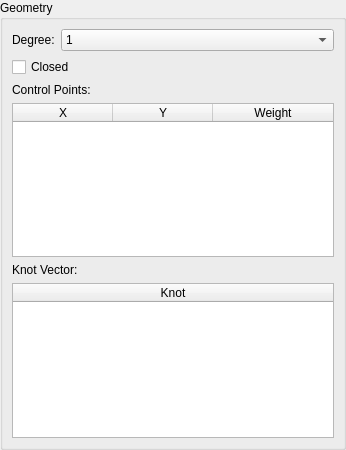
Qt form librecad/src/ui/dialogs/entity/lc_splinepropertieseditingwidget.ui (LibreCAD/LibreCAD) before a commit.
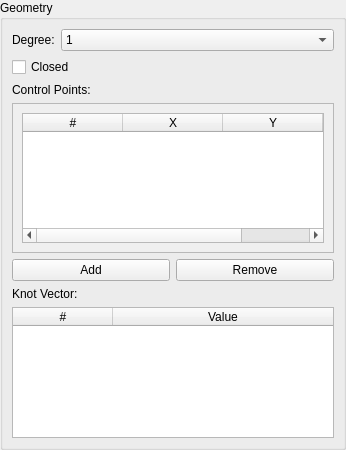
The same form after that commit.

```diff
--- a/librecad/src/ui/dialogs/entity/lc_splinepropertieseditingwidget.ui
+++ b/librecad/src/ui/dialogs/entity/lc_splinepropertieseditingwidget.ui
@@ -103,6 +103,16 @@
        </widget>
       </item>
       <item row="3" column="0" colspan="2">
+       <widget class="QScrollArea" name="scrollAreaControlPoints">
+        <property name="widgetResizable">
+         <bool>true</bool>
+        </property>
+        <property name="horizontalScrollBarPolicy">
+         <enum>Qt::ScrollBarAlwaysOff</enum>
+        </property>
+        <widget class="QWidget" name="scrollAreaWidgetContents">
+         <layout class="QVBoxLayout" name="verticalLayout">
+          <item>
        <widget class="QTableWidget" name="tableControlPoints">
         <property name="sizePolicy">
          <sizepolicy hsizetype="Expanding" vsizetype="Expanding">
@@ -116,6 +126,11 @@
         <attribute name="horizontalHeaderStretchLastSection">
          <bool>true</bool>
         </attribute>
+            <column>
+             <property name="text">
+              <string>#</string>
+             </property>
+            </column>
         <column>
          <property name="text">
           <string>X</string>
@@ -133,14 +148,42 @@
         </column>
        </widget>
       </item>
+         </layout>
+        </widget>
+       </widget>
+      </item>
       <item row="4" column="0" colspan="2">
+       <layout class="QHBoxLayout" name="horizontalLayout_cp_buttons">
+        <item>
+         <widget class="QPushButton" name="btnAddControlPoint">
+          <property name="text">
+           <string>Add</string>
+          </property>
+          <property name="toolTip">
+           <string>Add new control point</string>
+          </property>
+         </widget>
+        </item>
+        <item>
+         <widget class="QPushButton" name="btnRemoveControlPoint">
+          <property name="text">
+           <string>Remove</string>
+          </property>
+          <property name="toolTip">
+           <string>Remove selected control point</string>
+          </property>
+         </widget>
+        </item>
+       </layout>
+      </item>
+      <item row="5" column="0" colspan="2">
        <widget class="QLabel" name="lKnots">
         <property name="text">
          <string>Knot Vector:</string>
         </property>
        </widget>
       </item>
-      <item row="5" column="0" colspan="2">
+      <item row="6" column="0" colspan="2">
        <widget class="QTableWidget" name="tableKnots">
         <property name="sizePolicy">
          <sizepolicy hsizetype="Expanding" vsizetype="Expanding">
@@ -156,12 +199,17 @@
         </attribute>
         <column>
          <property name="text">
-          <string>Knot</string>
+          <string>#</string>
+         </property>
+        </column>
+        <column>
+         <property name="text">
+          <string>Value</string>
          </property>
         </column>
        </widget>
       </item>
-      <item row="6" column="0">
+      <item row="7" column="0">
        <spacer name="spacer58">
         <property name="orientation">
          <enum>Qt::Orientation::Vertical</enum>
```
Left out of the diff: 6 changed lines with no effect on the pictures. Lines whose indentation alone changed are shown as unchanged.
